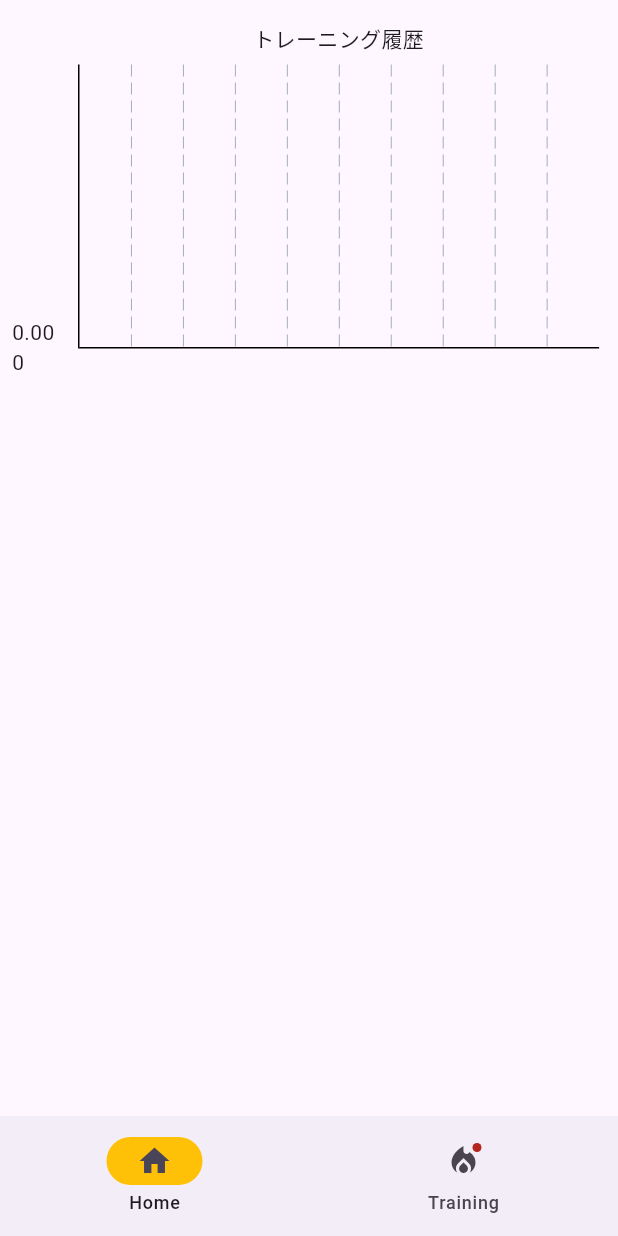
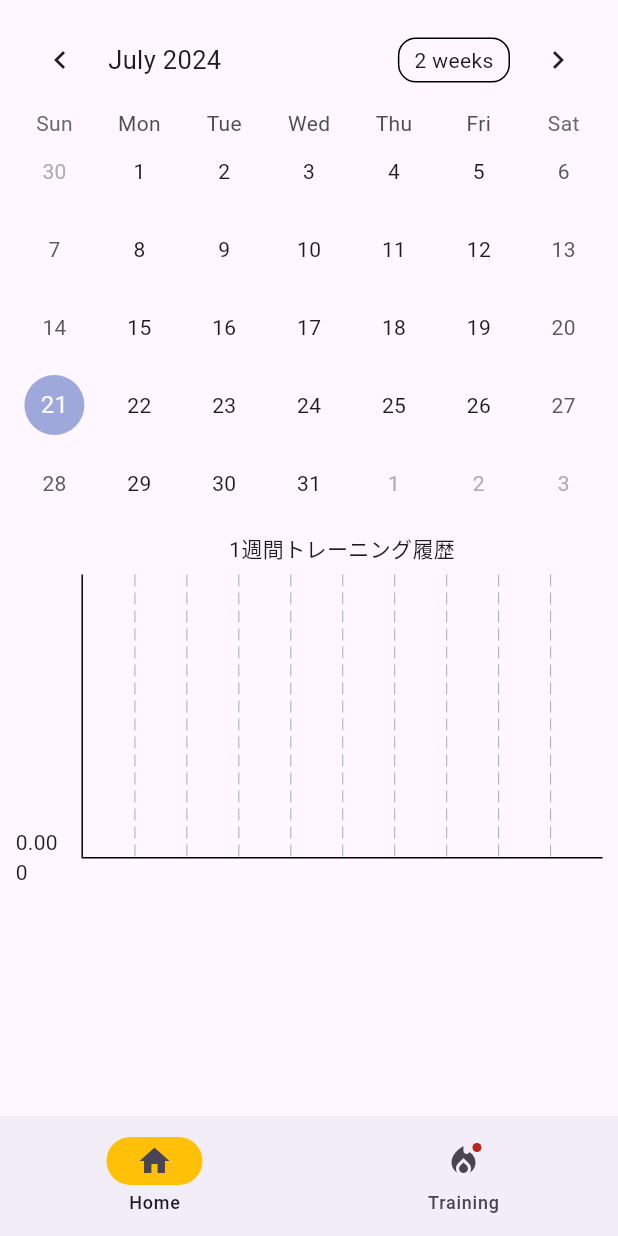
Before and after one commit to takemotomizuki/training-supporter, a Flutter app: the screen it shows after launch, on a phone screen of 412 x 824 dp. Run offline on Flutter 3.47's test engine with Material 3 defaults, Android fonts, the phone set to English and light mode, and no system bars; drawn by our look-alikes of fl_chart, table_calendar; our stand-ins replace camera, cloud_firestore, firebase_auth, firebase_core; missing offline and left inert: dart:ffi, google_mlkit_commons, google_mlkit_pose_detection; accounts and stored records are empty.

Commit message:
ホーム画面変更　カレンダー追加

```diff
--- a/lib/view/home.dart
+++ b/lib/view/home.dart
@@ -5,6 +5,7 @@ import 'package:firebase_core/firebase_core.dart';
 import 'package:flutter/material.dart';
 import 'package:fl_chart/fl_chart.dart';
 import 'package:intl/intl.dart';
+import 'package:table_calendar/table_calendar.dart';
 
 class Home extends StatefulWidget {
   const Home({super.key, required this.userId});
@@ -23,9 +24,16 @@ class HomeState extends State<Home> {
     await Firebase.initializeApp();
     final historyRef = FirebaseFirestore.instance.collection('TrainingHistory');
     final menuRef = FirebaseFirestore.instance.collection('TrainingMenu');
+    final week = Timestamp.fromDate(DateTime.now().add(Duration(days: 8) * -1));
+    print(week.toDate());
     final snapshot = await historyRef
-        .where("userId", isEqualTo: int.parse(widget.userId))
-        .get(); // userId
+        .orderBy("date")
+        .where("date", isGreaterThanOrEqualTo: week)
+        // .where("userId", isEqualTo: int.parse(widget.userId))
+        .get();
+    // .where("date", isGreaterThanOrEqualTo: week)
+    // .where("userId", isEqualTo: int.parse(widget.userId))
+    // .get(); // userId
     // final snapshotMenu = await menuRef.get();
     historyList = snapshot.docs;
     // menuList = snapshotMenu.docs;
@@ -36,7 +44,13 @@ class HomeState extends State<Home> {
   ) {
     List<BarChartGroupData> historyDataList_ = [];
     final formatter = DateFormat('d');
+
     for (final history in historyList) {
+      print(history.data());
+      print(history['date']);
+      print(history['trainingId']);
+      print(history['userId']);
+      print(history['times']);
       historyDataList_.add(BarChartGroupData(
           x: int.parse(formatter.format(history['date'].toDate())),
           barRods: [
@@ -64,13 +78,22 @@ class HomeState extends State<Home> {
         } else {
           // print('helo');
           // print(historyDataList.length);
-          // print(historyList.length);
-          // historyDataList = formatGraphData(historyList);
+          print(historyList.length);
+          historyDataList = formatGraphData(historyList);
           // print(historyDataList.length);
           return Container(
             padding: const EdgeInsets.all(8.0),
             child: SingleChildScrollView(
-              child: SizedBox(
+              child: Column(
+                children: <Widget>[
+                  SizedBox(
+                    child: TableCalendar(
+                      firstDay: DateTime.utc(2010, 1, 1),
+                      lastDay: DateTime.utc(2030, 1, 1),
+                      focusedDay: DateTime.now(),
+                    ),
+                  ),
+                  SizedBox(
                     width: screenWidth * 0.95,
                     height: screenWidth * 0.95 * 0.65,
                     child: BarChart(
@@ -86,17 +109,19 @@ class HomeState extends State<Home> {
                         titlesData: const FlTitlesData(
                           topTitles: AxisTitles(
                             axisNameWidget: Text(
-                          "トレーニング履歴",
+                              "1週間トレーニング履歴",
                             ),
                             axisNameSize: 35.0,
                           ),
-                      rightTitles:
-                          AxisTitles(sideTitles: SideTitles(showTitles: false)),
+                          rightTitles: AxisTitles(
+                              sideTitles: SideTitles(showTitles: false)),
                         ),
                         groupsSpace: 10,
                         barGroups: historyDataList,
                       ),
                     ),
+                  ),
+                ],
               ),
             ),
           );
@@ -117,3 +142,21 @@ class HomeState extends State<Home> {
         );
   }
 }
+
+  // class TableCalendarSample extends StatelessWidget {
+  // const TableCalendarSample({super.key});
+
+  // @override
+  // Widget build(BuildContext context) {
+  // return Scaffold(
+  // appBar: AppBar(
+  // title: const Text('カレンダー'),
+  // ),
+  // body: TableCalendar(
+  // firstDay: DateTime.utc(2010, 1, 1),
+  // lastDay: DateTime.utc(2030, 1, 1),
+  // focusedDay: DateTime.now(),
+  // ),
+  // );
+  // }
+  // }
--- a/pubspec.yaml
+++ b/pubspec.yaml
@@ -46,6 +46,7 @@ dependencies:
   image: ^4.2.0
   fl_chart: ^0.68.0
   intl: ^0.19.0
+  table_calendar: ^3.1.0
 
 dev_dependencies:
   flutter_test:
```
Also changed, not shown: lib/view/login.dart (+14 -9 lines), pubspec.lock. Lines whose indentation alone changed are shown as unchanged.
